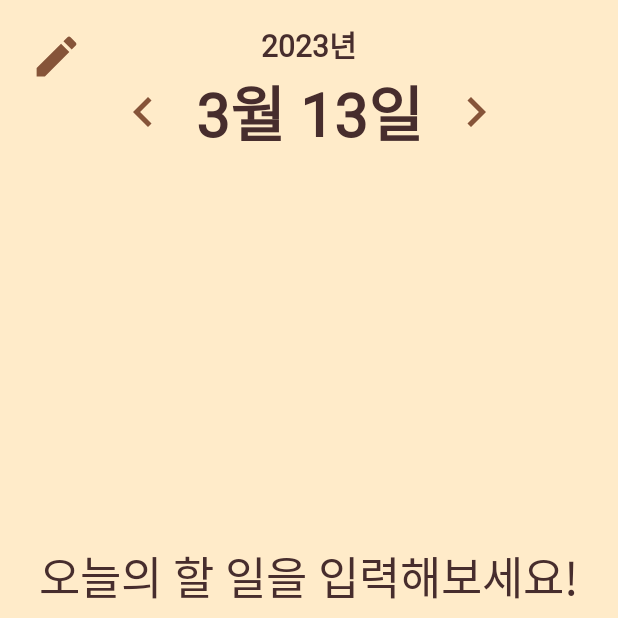
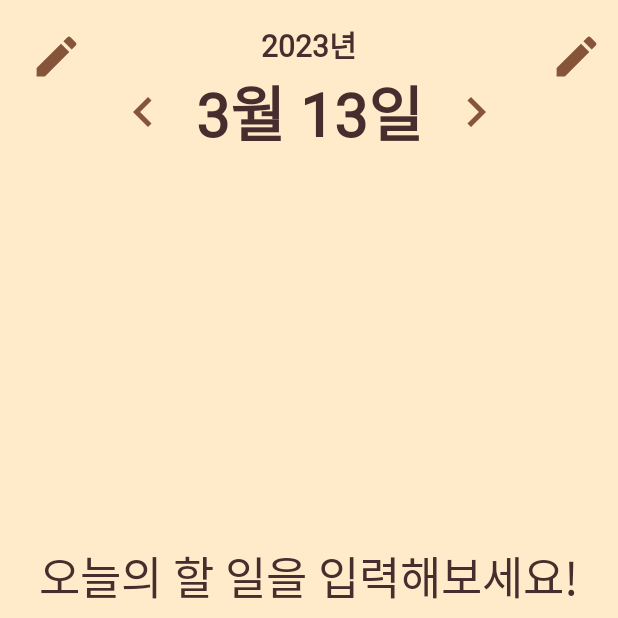
Before and after one commit to j-miiin/CatWork, an Android app: the screen it shows after launch (MainActivity), on a phone screen of 412 x 824 dp, the top half of it. Run offline under Robolectric (Android 15) with nearby library versions, the phone set to English and light mode, and no system bars; our stand-ins replace Room's generated code, navigation-ui; 1 statement that could not run was skipped.

Commit message:
recordButton 추가

```diff
--- a/CatWork/app/src/main/res/layout/fragment_home.xml
+++ b/CatWork/app/src/main/res/layout/fragment_home.xml
@@ -68,6 +68,16 @@
             app:layout_constraintStart_toEndOf="@id/dateTextView"
             app:layout_constraintTop_toTopOf="@id/dateTextView" />
 
+        <Button
+            android:id="@+id/recordButton"
+            android:layout_width="35dp"
+            android:layout_height="35dp"
+            android:layout_marginStart="10dp"
+            android:layout_marginTop="10dp"
+            android:background="@drawable/ic_baseline_create_24"
+            app:layout_constraintEnd_toEndOf="parent"
+            app:layout_constraintTop_toTopOf="parent" />
+
     </androidx.constraintlayout.widget.ConstraintLayout>
 
     <androidx.recyclerview.widget.RecyclerView
```
